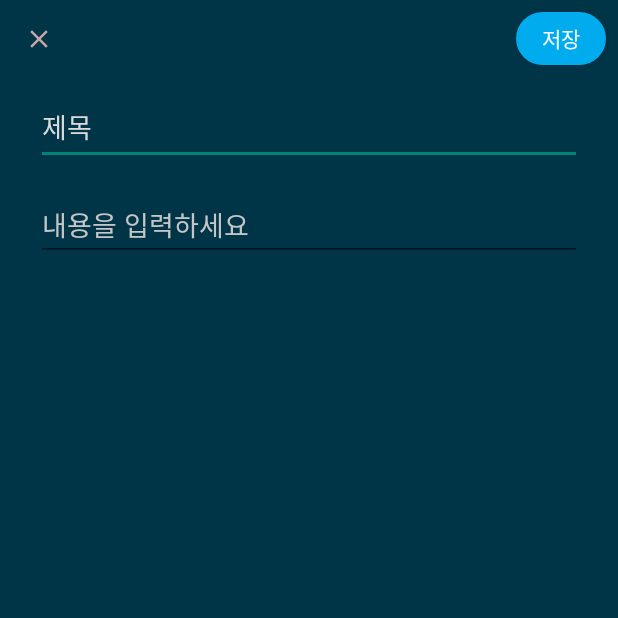
After one commit to yeshforest/memoAndroid, an Android app: the SaveItem screen opened directly, with no data from a screen before it, on a phone screen of 412 x 824 dp, the top half of it. The commit adds this screen. Run offline under Robolectric (Android 15) with nearby library versions, the phone set to English and light mode, and no system bars.

Commit message:
[feat] 글쓰는 화면 dialog->activity로 전환

```diff
--- a/app/src/main/java/com/example/todolist/CustomAdapter.kt
+++ b/app/src/main/java/com/example/todolist/CustomAdapter.kt
@@ -35,7 +35,7 @@ class CustomAdapter(val mI:ArrayList<Memo>,val c:Context ) : RecyclerView.Adapte
 
         init {
 
-
+/*
             binding.item.setOnClickListener {
                 var curPos: Int = adapterPosition
                 var memoItem: Memo = memoItems.get(curPos)
@@ -108,7 +108,7 @@ class CustomAdapter(val mI:ArrayList<Memo>,val c:Context ) : RecyclerView.Adapte
                     }
                 })
                 builder.show()
-            }
+            }*/
 
         }
     }
--- /dev/null
+++ b/app/src/main/java/com/example/todolist/SaveItem.kt
@@ -0,0 +1,49 @@
+package com.example.todolist
+
+import android.content.Intent
+import androidx.appcompat.app.AppCompatActivity
+import android.os.Bundle
+import com.example.todolist.databinding.ActivityDetailedItemBinding
+import kotlinx.coroutines.CoroutineScope
+import kotlinx.coroutines.Dispatchers
+import kotlinx.coroutines.launch
+import java.text.SimpleDateFormat
+import java.util.*
+
+class SaveItem : AppCompatActivity() {
+    private lateinit var binding:ActivityDetailedItemBinding
+    private lateinit var myDao:MemoDao
+    private var madapter:CustomAdapter?=null
+
+
+    override fun onCreate(savedInstanceState: Bundle?) {
+        binding=ActivityDetailedItemBinding.inflate(layoutInflater)
+        super.onCreate(savedInstanceState)
+        setContentView(binding.root)
+//main(write버튼 클릭) -> saveItem 저장버튼 클릭(값 main으로 옮기기) -> main에서 recyclerview에 저장, db io
+        binding.btnClose.setOnClickListener {
+            //화면 닫는 로직(main화면으로)
+            var intent= Intent(this,MainActivity::class.java)
+            startActivity(intent)
+            finish()
+        }
+        binding.btnSave.setOnClickListener {
+
+                var et_title=binding.etTitle.text.toString()
+                var et_content=binding.etContent.text.toString()
+                var currentTime= SimpleDateFormat("yyyy-MM-dd HH:mm").format(Date())
+
+
+            var intent=Intent(this@SaveItem,MainActivity::class.java)
+            intent.putExtra("et_title",et_title)
+            intent.putExtra("et_content",et_content)
+            intent.putExtra("currentTime",currentTime)
+            setResult(RESULT_OK,intent)
+            finish()
+
+
+
+        }
+
+    }
+}
--- /dev/null
+++ b/app/src/main/res/drawable/ic_baseline_close_24.xml
@@ -0,0 +1,6 @@
+<vector android:height="24dp" android:tint="#000000"
+    android:viewportHeight="24" android:viewportWidth="24"
+    android:width="24dp" xmlns:android="http://schemas.android.com/apk/res/android">
+    <path android:fillColor="@android:color/white" android:pathData="M19,6.41L17.59,5 12,10.59 6.41,5 5,6.41 10.59,12 5,17.59 6.41,19 12,13.41 17.59,19 19,17.59 13.41,12z"/>
+
+</vector>
--- /dev/null
+++ b/app/src/main/res/drawable/round_button.xml
@@ -0,0 +1,13 @@
+<?xml version="1.0" encoding="utf-8"?>
+
+    <shape xmlns:android="http://schemas.android.com/apk/res/android"
+        android:shape="rectangle">
+
+        <corners
+            android:bottomRightRadius="50dp"
+            android:bottomLeftRadius="50dp"
+            android:topLeftRadius="50dp"
+            android:topRightRadius="50dp" />
+    <solid android:color="#00acee"/>
+
+    </shape>
--- /dev/null
+++ b/app/src/main/res/layout/activity_detailed_item.xml
@@ -0,0 +1,70 @@
+<?xml version="1.0" encoding="utf-8"?>
+<androidx.constraintlayout.widget.ConstraintLayout xmlns:android="http://schemas.android.com/apk/res/android"
+    xmlns:app="http://schemas.android.com/apk/res-auto"
+    xmlns:tools="http://schemas.android.com/tools"
+    android:layout_width="match_parent"
+    android:layout_height="match_parent"
+    tools:context=".SaveItem"
+    android:background="@color/main">
+
+        <EditText
+            android:id="@+id/et_title"
+            android:layout_width="0dp"
+            android:layout_height="50dp"
+            android:layout_marginStart="24dp"
+            android:layout_marginTop="60dp"
+            android:layout_marginEnd="24dp"
+            android:ems="10"
+            android:hint="제목"
+            android:inputType="textPersonName"
+            android:maxLines="1"
+            android:singleLine="true"
+            android:textColor="#FFFFFF"
+            android:textColorHint="#DADADA"
+            app:layout_constraintEnd_toEndOf="parent"
+            app:layout_constraintStart_toStartOf="parent"
+            app:layout_constraintTop_toTopOf="parent" />
+
+        <EditText
+            android:id="@+id/et_content"
+            android:layout_width="0dp"
+            android:layout_height="wrap_content"
+            android:layout_marginStart="24dp"
+            android:layout_marginTop="16dp"
+            android:layout_marginEnd="24dp"
+            android:ems="10"
+            android:hint="내용을 입력하세요"
+            android:inputType="textMultiLine"
+            android:textAlignment="textStart"
+            android:textColor="#FFFFFF"
+            android:textColorHint="#C6C6C6"
+            app:layout_constraintEnd_toEndOf="parent"
+            app:layout_constraintHorizontal_bias="0.0"
+            app:layout_constraintStart_toStartOf="parent"
+            app:layout_constraintTop_toBottomOf="@+id/et_title" />
+
+        <Button
+            android:id="@+id/btn_save"
+            android:layout_width="60dp"
+            android:layout_height="35dp"
+            android:layout_marginTop="8dp"
+            android:layout_marginEnd="8dp"
+            android:background="@drawable/round_button"
+            android:text="저장"
+            android:textColor="@color/white"
+            app:layout_constraintEnd_toEndOf="parent"
+            app:layout_constraintTop_toTopOf="parent" />
+
+        <Button
+            android:id="@+id/btn_close"
+            android:layout_width="20dp"
+            android:layout_height="20dp"
+            android:layout_marginStart="16dp"
+            android:layout_marginTop="16dp"
+            android:background="@drawable/ic_baseline_close_24"
+            android:backgroundTint="#C3A8A8"
+            app:layout_constraintStart_toStartOf="parent"
+            app:layout_constraintTop_toTopOf="parent" />
+
+
+</androidx.constraintlayout.widget.ConstraintLayout>
--- a/app/src/main/res/values/colors.xml
+++ b/app/src/main/res/values/colors.xml
@@ -7,4 +7,5 @@
     <color name="teal_700">#FF018786</color>
     <color name="black">#FF000000</color>
     <color name="white">#FFFFFFFF</color>
+    <color name="main">#003447</color>
 </resources>
```
Also changed, not shown: app/src/main/AndroidManifest.xml (+7 -0 lines), app/src/main/java/com/example/todolist/MainActivity.kt (+28 -44 lines), app/src/main/res/layout/dialog_edit.xml (+0 -68 lines).
